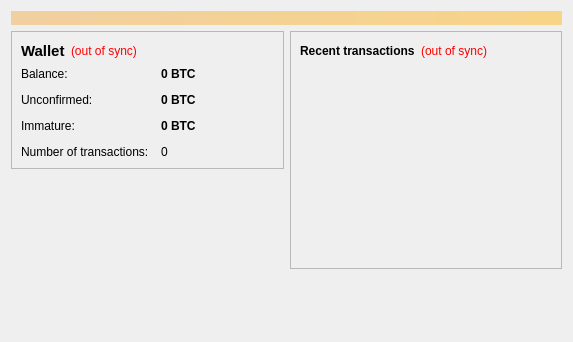
The window that src/qt/forms/overviewpage.ui (luketherock868/shminguscoin) describes before a commit, drawn with Qt 5.
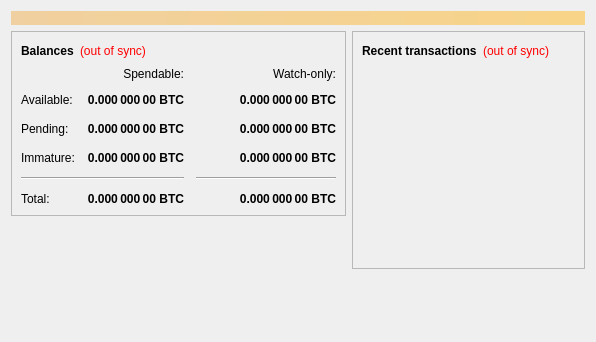
The same window after the commit.

The edit to the form file:
```diff
--- a/src/qt/forms/overviewpage.ui
+++ b/src/qt/forms/overviewpage.ui
@@ -6,7 +6,7 @@
    <rect>
     <x>0</x>
     <y>0</y>
-    <width>573</width>
+    <width>596</width>
     <height>342</height>
    </rect>
   </property>
@@ -49,13 +49,12 @@
              <widget class="QLabel" name="label_5">
               <property name="font">
                <font>
-                <pointsize>11</pointsize>
                 <weight>75</weight>
                 <bold>true</bold>
                </font>
               </property>
               <property name="text">
-               <string>Wallet</string>
+               <string>Balances</string>
               </property>
              </widget>
             </item>
@@ -76,7 +75,7 @@
              </widget>
             </item>
             <item>
-             <spacer name="horizontalSpacer_2">
+             <spacer name="horizontalSpacer_3">
               <property name="orientation">
                <enum>Qt::Horizontal</enum>
               </property>
@@ -91,25 +90,12 @@
            </layout>
           </item>
           <item>
-           <layout class="QFormLayout" name="formLayout_2">
-            <property name="fieldGrowthPolicy">
-             <enum>QFormLayout::AllNonFixedFieldsGrow</enum>
-            </property>
-            <property name="horizontalSpacing">
+           <layout class="QGridLayout" name="gridLayout">
+            <property name="spacing">
              <number>12</number>
             </property>
-            <property name="verticalSpacing">
-             <number>12</number>
-            </property>
-            <item row="0" column="0">
-             <widget class="QLabel" name="label">
-              <property name="text">
-               <string>Balance:</string>
-              </property>
-             </widget>
-            </item>
-            <item row="0" column="1">
-             <widget class="QLabel" name="labelBalance">
+            <item row="2" column="2">
+             <widget class="QLabel" name="labelWatchPending">
               <property name="font">
                <font>
                 <weight>75</weight>
@@ -123,21 +109,17 @@
                <string>Your current balance</string>
               </property>
               <property name="text">
-               <string notr="true">0 BTC</string>
+               <string notr="true">0.000 000 00 BTC</string>
+              </property>
+              <property name="alignment">
+               <set>Qt::AlignRight|Qt::AlignTrailing|Qt::AlignVCenter</set>
               </property>
               <property name="textInteractionFlags">
                <set>Qt::LinksAccessibleByMouse|Qt::TextSelectableByKeyboard|Qt::TextSelectableByMouse</set>
               </property>
              </widget>
             </item>
-            <item row="1" column="0">
-             <widget class="QLabel" name="label_3">
-              <property name="text">
-               <string>Unconfirmed:</string>
-              </property>
-             </widget>
-            </item>
-            <item row="1" column="1">
+            <item row="2" column="1">
              <widget class="QLabel" name="labelUnconfirmed">
               <property name="font">
                <font>
@@ -152,38 +134,75 @@
                <string>Total of transactions that have yet to be confirmed, and do not yet count toward the current balance</string>
               </property>
               <property name="text">
-               <string notr="true">0 BTC</string>
+               <string notr="true">0.000 000 00 BTC</string>
               </property>
+              <property name="alignment">
+               <set>Qt::AlignRight|Qt::AlignTrailing|Qt::AlignVCenter</set>
+              </property>
               <property name="textInteractionFlags">
                <set>Qt::LinksAccessibleByMouse|Qt::TextSelectableByKeyboard|Qt::TextSelectableByMouse</set>
               </property>
              </widget>
             </item>
-            <item row="3" column="0">
-             <widget class="QLabel" name="label_2">
+            <item row="3" column="2">
+             <widget class="QLabel" name="labelWatchImmature">
+              <property name="font">
+               <font>
+                <weight>75</weight>
+                <bold>true</bold>
+               </font>
+              </property>
+              <property name="cursor">
+               <cursorShape>IBeamCursor</cursorShape>
+              </property>
+              <property name="toolTip">
+               <string>Mined balance in watch-only addresses that has not yet matured</string>
+              </property>
               <property name="text">
-               <string>Number of transactions:</string>
+               <string notr="true">0.000 000 00 BTC</string>
+              </property>
+              <property name="alignment">
+               <set>Qt::AlignRight|Qt::AlignTrailing|Qt::AlignVCenter</set>
+              </property>
+              <property name="textInteractionFlags">
+               <set>Qt::LinksAccessibleByMouse|Qt::TextSelectableByKeyboard|Qt::TextSelectableByMouse</set>
+              </property>
+             </widget>
+            </item>
+            <item row="4" column="0" colspan="2">
+             <widget class="Line" name="line">
+              <property name="orientation">
+               <enum>Qt::Horizontal</enum>
+              </property>
+             </widget>
+            </item>
+            <item row="4" column="2">
+             <widget class="Line" name="lineWatchBalance">
+              <property name="sizePolicy">
+               <sizepolicy hsizetype="Preferred" vsizetype="Fixed">
+                <horstretch>0</horstretch>
+                <verstretch>0</verstretch>
+               </sizepolicy>
+              </property>
+              <property name="minimumSize">
+               <size>
+                <width>140</width>
+                <height>0</height>
+               </size>
+              </property>
+              <property name="orientation">
+               <enum>Qt::Horizontal</enum>
+              </property>
+             </widget>
+            </item>
+            <item row="5" column="0">
+             <widget class="QLabel" name="labelTotalText">
+              <property name="text">
+               <string>Total:</string>
               </property>
              </widget>
             </item>
             <item row="3" column="1">
-             <widget class="QLabel" name="labelNumTransactions">
-              <property name="toolTip">
-               <string>Total number of transactions in wallet</string>
-              </property>
-              <property name="text">
-               <string notr="true">0</string>
-              </property>
-             </widget>
-            </item>
-            <item row="2" column="0">
-             <widget class="QLabel" name="labelImmatureText">
-              <property name="text">
-               <string>Immature:</string>
-              </property>
-             </widget>
-            </item>
-            <item row="2" column="1">
              <widget class="QLabel" name="labelImmature">
               <property name="font">
                <font>
@@ -195,13 +214,170 @@
                <string>Mined balance that has not yet matured</string>
               </property>
               <property name="text">
-               <string notr="true">0 BTC</string>
+               <string notr="true">0.000 000 00 BTC</string>
               </property>
+              <property name="alignment">
+               <set>Qt::AlignRight|Qt::AlignTrailing|Qt::AlignVCenter</set>
+              </property>
               <property name="textInteractionFlags">
                <set>Qt::LinksAccessibleByMouse|Qt::TextSelectableByKeyboard|Qt::TextSelectableByMouse</set>
               </property>
              </widget>
             </item>
+            <item row="2" column="3">
+             <spacer name="horizontalSpacer_2">
+              <property name="orientation">
+               <enum>Qt::Horizontal</enum>
+              </property>
+              <property name="sizeHint" stdset="0">
+               <size>
+                <width>40</width>
+                <height>20</height>
+               </size>
+              </property>
+             </spacer>
+            </item>
+            <item row="3" column="0">
+             <widget class="QLabel" name="labelImmatureText">
+              <property name="text">
+               <string>Immature:</string>
+              </property>
+             </widget>
+            </item>
+            <item row="5" column="1">
+             <widget class="QLabel" name="labelTotal">
+              <property name="font">
+               <font>
+                <weight>75</weight>
+                <bold>true</bold>
+               </font>
+              </property>
+              <property name="cursor">
+               <cursorShape>IBeamCursor</cursorShape>
+              </property>
+              <property name="toolTip">
+               <string>Your current total balance</string>
+              </property>
+              <property name="text">
+               <string notr="true">0.000 000 00 BTC</string>
+              </property>
+              <property name="alignment">
+               <set>Qt::AlignRight|Qt::AlignTrailing|Qt::AlignVCenter</set>
+              </property>
+              <property name="textInteractionFlags">
+               <set>Qt::LinksAccessibleByMouse|Qt::TextSelectableByKeyboard|Qt::TextSelectableByMouse</set>
+              </property>
+             </widget>
+            </item>
+            <item row="5" column="2">
+             <widget class="QLabel" name="labelWatchTotal">
+              <property name="font">
+               <font>
+                <weight>75</weight>
+                <bold>true</bold>
+               </font>
+              </property>
+              <property name="cursor">
+               <cursorShape>IBeamCursor</cursorShape>
+              </property>
+              <property name="toolTip">
+               <string>Current total balance in watch-only addresses</string>
+              </property>
+              <property name="text">
+               <string notr="true">0.000 000 00 BTC</string>
+              </property>
+              <property name="alignment">
+               <set>Qt::AlignRight|Qt::AlignTrailing|Qt::AlignVCenter</set>
+              </property>
+              <property name="textInteractionFlags">
+               <set>Qt::LinksAccessibleByMouse|Qt::TextSelectableByKeyboard|Qt::TextSelectableByMouse</set>
+              </property>
+             </widget>
+            </item>
+            <item row="0" column="2">
+             <widget class="QLabel" name="labelWatchonly">
+              <property name="text">
+               <string>Watch-only:</string>
+              </property>
+              <property name="alignment">
+               <set>Qt::AlignRight|Qt::AlignTrailing|Qt::AlignVCenter</set>
+              </property>
+             </widget>
+            </item>
+            <item row="1" column="0">
+             <widget class="QLabel" name="labelBalanceText">
+              <property name="text">
+               <string>Available:</string>
+              </property>
+             </widget>
+            </item>
+            <item row="1" column="1">
+             <widget class="QLabel" name="labelBalance">
+              <property name="font">
+               <font>
+                <weight>75</weight>
+                <bold>true</bold>
+               </font>
+              </property>
+              <property name="cursor">
+               <cursorShape>IBeamCursor</cursorShape>
+              </property>
+              <property name="toolTip">
+               <string>Your current spendable balance</string>
+              </property>
+              <property name="text">
+               <string notr="true">0.000 000 00 BTC</string>
+              </property>
+              <property name="alignment">
+               <set>Qt::AlignRight|Qt::AlignTrailing|Qt::AlignVCenter</set>
+              </property>
+              <property name="textInteractionFlags">
+               <set>Qt::LinksAccessibleByMouse|Qt::TextSelectableByKeyboard|Qt::TextSelectableByMouse</set>
+              </property>
+             </widget>
+            </item>
+            <item row="1" column="2">
+             <widget class="QLabel" name="labelWatchAvailable">
+              <property name="font">
+               <font>
+                <weight>75</weight>
+                <bold>true</bold>
+               </font>
+              </property>
+              <property name="cursor">
+               <cursorShape>IBeamCursor</cursorShape>
+              </property>
+              <property name="toolTip">
+               <string>Your current balance in watch-only addresses</string>
+              </property>
+              <property name="text">
+               <string notr="true">0.000 000 00 BTC</string>
+              </property>
+              <property name="alignment">
+               <set>Qt::AlignRight|Qt::AlignTrailing|Qt::AlignVCenter</set>
+              </property>
+              <property name="textInteractionFlags">
+               <set>Qt::LinksAccessibleByMouse|Qt::TextSelectableByKeyboard|Qt::TextSelectableByMouse</set>
+              </property>
+             </widget>
+            </item>
+            <item row="2" column="0">
+             <widget class="QLabel" name="labelPendingText">
+              <property name="text">
+               <string>Pending:</string>
+              </property>
+             </widget>
+            </item>
+            <item row="0" column="1">
+             <widget class="QLabel" name="labelSpendable">
+              <property name="text">
+               <string>Spendable:</string>
+              </property>
+              <property name="alignment">
+               <set>Qt::AlignRight|Qt::AlignTrailing|Qt::AlignVCenter</set>
+              </property>
+             </widget>
+            </item>
            </layout>
           </item>
          </layout>
@@ -237,8 +413,14 @@
            <layout class="QHBoxLayout" name="horizontalLayout_2">
             <item>
              <widget class="QLabel" name="label_4">
+              <property name="font">
+               <font>
+                <weight>75</weight>
+                <bold>true</bold>
+               </font>
+              </property>
               <property name="text">
-               <string>&lt;b&gt;Recent transactions&lt;/b&gt;</string>
+               <string>Recent transactions</string>
               </property>
              </widget>
             </item>
```
Left out of the diff: 13 changed lines with no effect on the pictures.
